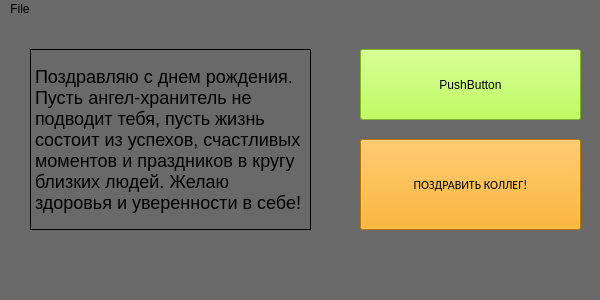
Qt form protoUI/proto4.ui (webmeyer/b_day_sitesoft) before a commit.
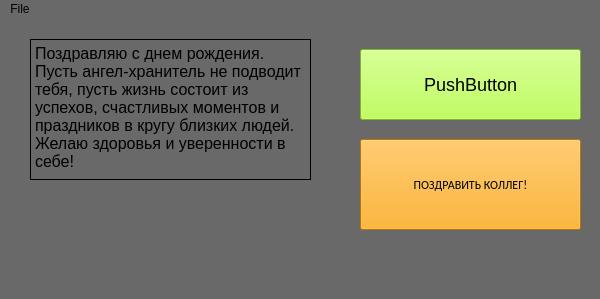
The same form after that commit.

Diff of the .ui file:
```diff
--- a/protoUI/proto4.ui
+++ b/protoUI/proto4.ui
@@ -7,7 +7,7 @@
     <x>0</x>
     <y>0</y>
     <width>600</width>
-    <height>300</height>
+    <height>299</height>
    </rect>
   </property>
   <property name="mouseTracking">
@@ -59,19 +59,31 @@
      </rect>
     </property>
     <property name="styleSheet">
-     <string notr="true">background-color: #ADFF2F</string>
+     <string notr="true">background-color: #ADFF2F; font-size: 18px;</string>
     </property>
     <property name="text">
      <string>PushButton</string>
     </property>
+    <property name="checkable">
+     <bool>false</bool>
+    </property>
+    <property name="autoRepeat">
+     <bool>false</bool>
+    </property>
+    <property name="default">
+     <bool>false</bool>
+    </property>
+    <property name="flat">
+     <bool>false</bool>
+    </property>
    </widget>
    <widget class="QLabel" name="label">
     <property name="geometry">
      <rect>
       <x>30</x>
-      <y>30</y>
+      <y>20</y>
       <width>281</width>
-      <height>181</height>
+      <height>141</height>
      </rect>
     </property>
     <property name="tabletTracking">
@@ -84,7 +96,7 @@
      <enum>Qt::DefaultContextMenu</enum>
     </property>
     <property name="styleSheet">
-     <string notr="true">font-size: 18px; text-position: center; text-align: center;</string>
+     <string notr="true">font-size: 16px; text-position: center; text-align: center;</string>
     </property>
     <property name="frameShape">
      <enum>QFrame::Box</enum>
@@ -108,7 +120,7 @@
      <bool>false</bool>
     </property>
     <property name="alignment">
-     <set>Qt::AlignLeading|Qt::AlignLeft|Qt::AlignVCenter</set>
+     <set>Qt::AlignLeading|Qt::AlignLeft|Qt::AlignTop</set>
     </property>
     <property name="wordWrap">
      <bool>true</bool>
```
